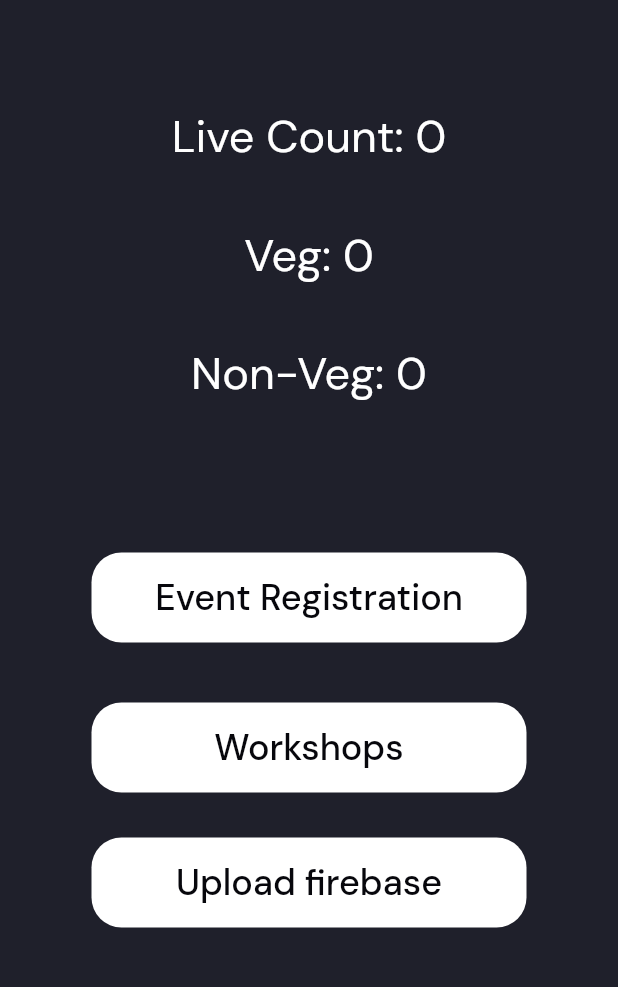
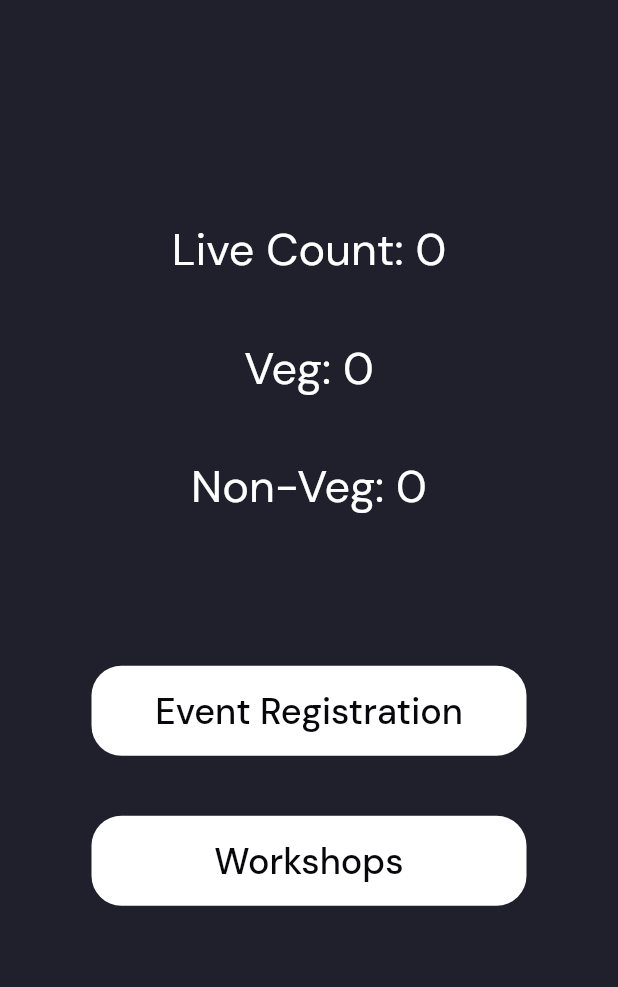
Before and after one commit to sreenath-kp/IEDC-Summit23-Admin, a Flutter app: the screen it shows after launch, on a phone screen of 412 x 824 dp, the part 67-1054 px from its top. Run offline on Flutter 3.47's test engine with Material 2 defaults, Android fonts, the light colour scheme and no system bars; our stand-ins replace cloud_firestore, firebase_core, flutter_riverpod, google_fonts; missing offline and left inert: mobile_scanner; accounts and stored records are empty.

Commit message:
homescreen ui update

```diff
--- a/lib/components/manual_sub.dart
+++ b/lib/components/manual_sub.dart
@@ -1,6 +1,4 @@
 import 'package:flutter/material.dart';
-import 'package:summit_admin_app/screens/user_id_screen.dart';
-import 'package:summit_admin_app/theme/pallete.dart';
 
 class ManualSub extends StatelessWidget {
   final TextEditingController controller;
--- a/lib/screens/home_screen.dart
+++ b/lib/screens/home_screen.dart
@@ -4,8 +4,8 @@ import 'package:google_fonts/google_fonts.dart';
 import 'package:summit_admin_app/components/home_button.dart';
 import 'package:summit_admin_app/components/home_screen_texts.dart';
 import 'package:summit_admin_app/controller/attendee_controller.dart';
-import 'package:summit_admin_app/providers/firebase_providers.dart';
-import 'package:summit_admin_app/respository/townscript_repo.dart';
+// import 'package:summit_admin_app/providers/firebase_providers.dart';
+// import 'package:summit_admin_app/respository/townscript_repo.dart';
 
 class HomeScreen extends ConsumerStatefulWidget {
   const HomeScreen({super.key});
@@ -39,12 +39,13 @@ class _HomeScreenState extends ConsumerState<HomeScreen> {
         elevation: 0,
       ),
       body: Padding(
-        padding: const EdgeInsets.symmetric(horizontal: 30.0, vertical: 20.0),
+        padding: const EdgeInsets.symmetric(horizontal: 30.0),
         child: Center(
           child: Column(
+            mainAxisAlignment: MainAxisAlignment.center,
             children: [
               Container(
-                margin: const EdgeInsets.all(40),
+                margin: const EdgeInsets.only(bottom: 100),
                 child: Column(
                   children: [
                     HomeScreenText(text: 'Live Count: $count'),
@@ -58,9 +59,6 @@ class _HomeScreenState extends ConsumerState<HomeScreen> {
                     const HomeScreenText(text: 'Non-Veg: 0'),
                   ],
                 ),
-              ),
-              const SizedBox(
-                height: 60,
               ),
               HomeButton(
                 title: "Event Registration",
@@ -76,15 +74,15 @@ class _HomeScreenState extends ConsumerState<HomeScreen> {
                 func: () {},
               ),
               const SizedBox(
-                height: 30,
+                height: 40,
               ),
-              HomeButton(
-                title: "Upload firebase",
-                func: () {
-                  TownscriptRepository(firestore: ref.watch(firestoreProvider))
-                      .gettingData();
-                },
-              ),
+              // HomeButton(
+              //   title: "Upload firebase",
+              //   func: () {
+              //     TownscriptRepository(firestore: ref.watch(firestoreProvider))
+              //         .gettingData();
+              //   },
+              // ),
             ],
           ),
         ),
```
